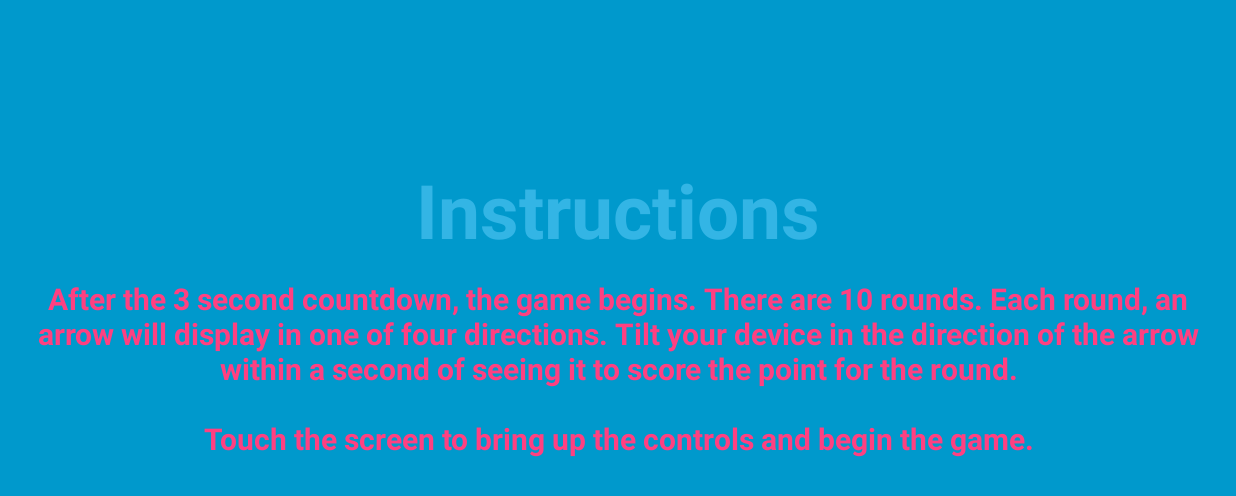
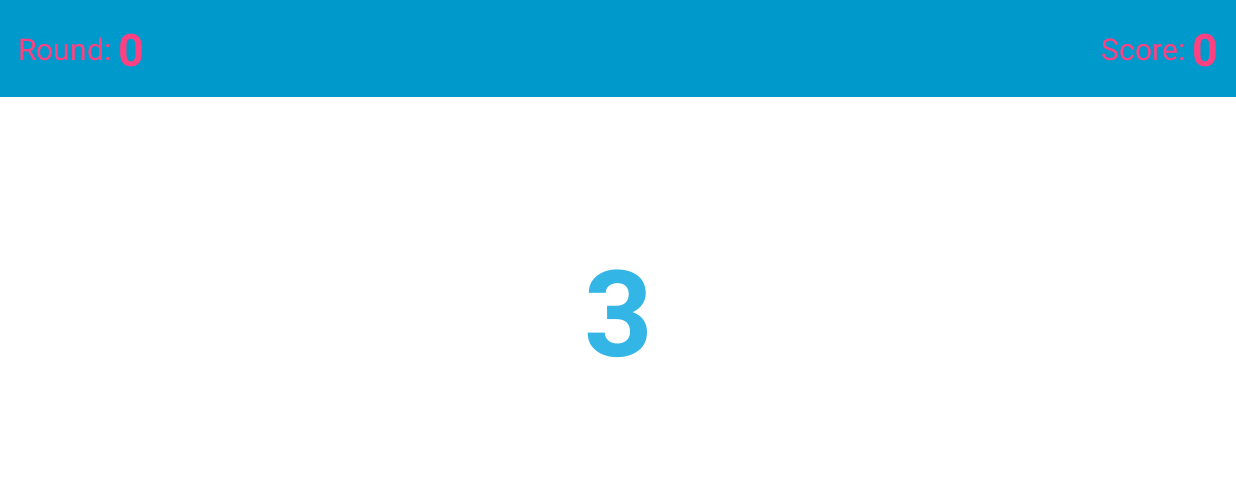
Before and after one commit to kevinvanzyl/showdown-at-high-noon, an Android app: the SinglePlayerGameActivity screen opened directly, with no data from a screen before it, on a phone screen of 824 x 412 dp (held sideways). Shown: the top 496 px of the screen. Run offline under Robolectric (Android 15) with nearby library versions, the phone set to English and light mode, and no system bars.

Commit message:
Single player game screen with scoreboard

```diff
--- a/app/src/main/AndroidManifest.xml
+++ b/app/src/main/AndroidManifest.xml
@@ -29,17 +29,24 @@
             android:screenOrientation="landscape"
             android:theme="@style/FullscreenTheme"/>
         <activity
-            android:name=".activities.SinglePlayerActivity"
+            android:name=".activities.single_player.SinglePlayerActivity"
             android:configChanges="orientation|keyboardHidden|screenSize"
+            android:label="@string/title_activity_single_player"
             android:screenOrientation="landscape"
-            android:label="@string/title_activity_single_player"
             android:theme="@style/FullscreenTheme">
         </activity>
         <activity
-            android:name=".activities.MultiplayerActivity"
+            android:name=".activities.multiplayer.MultiplayerActivity"
             android:configChanges="orientation|keyboardHidden|screenSize"
+            android:label="@string/title_activity_multiplayer"
             android:screenOrientation="landscape"
-            android:label="@string/title_activity_multiplayer"
+            android:theme="@style/FullscreenTheme">
+        </activity>
+        <activity
+            android:name=".activities.single_player.SinglePlayerGameActivity"
+            android:configChanges="orientation|keyboardHidden|screenSize"
+            android:label="@string/title_activity_single_player_game"
+            android:screenOrientation="landscape"
             android:theme="@style/FullscreenTheme">
         </activity>
     </application>
--- a/app/src/main/java/codes/kevinvanzyl/showdownathighnoon/activities/MainActivity.java
+++ b/app/src/main/java/codes/kevinvanzyl/showdownathighnoon/activities/MainActivity.java
@@ -11,6 +11,8 @@
 import android.widget.Button;
 
 import codes.kevinvanzyl.showdownathighnoon.R;
+import codes.kevinvanzyl.showdownathighnoon.activities.multiplayer.MultiplayerActivity;
+import codes.kevinvanzyl.showdownathighnoon.activities.single_player.SinglePlayerActivity;
 
 /**
  * An example full-screen activity that shows and hides the system UI (i.e.
--- a/app/src/main/java/codes/kevinvanzyl/showdownathighnoon/activities/SinglePlayerActivity.java
+++ b/app/src/main/java/codes/kevinvanzyl/showdownathighnoon/activities/single_player/SinglePlayerGameActivity.java
@@ -1,4 +1,4 @@
-package codes.kevinvanzyl.showdownathighnoon.activities;
+package codes.kevinvanzyl.showdownathighnoon.activities.single_player;
 
 import android.annotation.SuppressLint;
 import android.support.v7.app.ActionBar;
@@ -14,7 +14,7 @@
  * An example full-screen activity that shows and hides the system UI (i.e.
  * status bar and navigation/system bar) with user interaction.
  */
-public class SinglePlayerActivity extends AppCompatActivity {
+public class SinglePlayerGameActivity extends AppCompatActivity {
     /**
      * Whether or not the system UI should be auto-hidden after
      * {@link #AUTO_HIDE_DELAY_MILLIS} milliseconds.
@@ -51,7 +51,6 @@
                     | View.SYSTEM_UI_FLAG_HIDE_NAVIGATION);
         }
     };
-    private View mControlsView;
     private final Runnable mShowPart2Runnable = new Runnable() {
         @Override
         public void run() {
@@ -60,7 +59,6 @@
             if (actionBar != null) {
                 actionBar.show();
             }
-            mControlsView.setVisibility(View.VISIBLE);
         }
     };
     private boolean mVisible;
@@ -89,11 +87,11 @@
     protected void onCreate(Bundle savedInstanceState) {
         super.onCreate(savedInstanceState);
 
-        setContentView(R.layout.activity_single_player);
+        setContentView(R.layout.activity_single_player_game);
 
         mVisible = true;
-        mControlsView = findViewById(R.id.fullscreen_content_controls);
         mContentView = findViewById(R.id.fullscreen_content);
+
 
         // Set up the user interaction to manually show or hide the system UI.
         mContentView.setOnClickListener(new View.OnClickListener() {
@@ -102,11 +100,6 @@
                 toggle();
             }
         });
-
-        // Upon interacting with UI controls, delay any scheduled hide()
-        // operations to prevent the jarring behavior of controls going away
-        // while interacting with the UI.
-//        findViewById(R.id.button_begin_game).setOnTouchListener(mDelayHideTouchListener);
     }
 
     @Override
@@ -116,7 +109,7 @@
         // Trigger the initial hide() shortly after the activity has been
         // created, to briefly hint to the user that UI controls
         // are available.
-        delayedHide(1);
+        delayedHide(100);
     }
 
     private void toggle() {
@@ -133,7 +126,6 @@
         if (actionBar != null) {
             actionBar.hide();
         }
-        mControlsView.setVisibility(View.GONE);
         mVisible = false;
 
         // Schedule a runnable to remove the status and navigation bar after a delay
--- a/app/src/main/res/layout/activity_multiplayer.xml
+++ b/app/src/main/res/layout/activity_multiplayer.xml
@@ -3,7 +3,7 @@
              android:layout_width="match_parent"
              android:layout_height="match_parent"
              android:background="#0099cc"
-             tools:context="codes.kevinvanzyl.showdownathighnoon.activities.MultiplayerActivity">
+             tools:context="codes.kevinvanzyl.showdownathighnoon.activities.multiplayer.MultiplayerActivity">
 
     <!-- The primary full-screen view. This can be replaced with whatever view
          is needed to present your content, e.g. VideoView, SurfaceView,
--- a/app/src/main/res/layout/activity_single_player.xml
+++ b/app/src/main/res/layout/activity_single_player.xml
@@ -3,7 +3,7 @@
              android:layout_width="match_parent"
              android:layout_height="match_parent"
              android:background="#0099cc"
-             tools:context="codes.kevinvanzyl.showdownathighnoon.activities.SinglePlayerActivity">
+             tools:context="codes.kevinvanzyl.showdownathighnoon.activities.single_player.SinglePlayerActivity">
 
     <!-- The primary full-screen view. This can be replaced with whatever view
          is needed to present your content, e.g. VideoView, SurfaceView,
--- /dev/null
+++ b/app/src/main/res/layout/activity_single_player_game.xml
@@ -0,0 +1,92 @@
+<FrameLayout xmlns:android="http://schemas.android.com/apk/res/android"
+             xmlns:tools="http://schemas.android.com/tools"
+             android:layout_width="match_parent"
+             android:layout_height="match_parent"
+             tools:context="codes.kevinvanzyl.showdownathighnoon.activities.single_player.SinglePlayerGameActivity">
+
+    <!-- The primary full-screen view. This can be replaced with whatever view
+         is needed to present your content, e.g. VideoView, SurfaceView,
+         TextureView, etc. -->
+    <LinearLayout
+        android:id="@+id/fullscreen_content"
+        android:orientation="vertical"
+        android:background="@color/white"
+        android:layout_width="match_parent"
+        android:layout_height="match_parent">
+
+        <RelativeLayout
+            android:id="@+id/score_board"
+            android:background="@color/blue_overlay"
+            android:layout_width="match_parent"
+            android:layout_height="wrap_content">
+
+            <LinearLayout
+                android:orientation="horizontal"
+                android:padding="12dp"
+                android:layout_alignParentLeft="true"
+                android:layout_width="wrap_content"
+                android:layout_height="wrap_content">
+
+                <TextView
+                    android:textColor="@color/colorAccent"
+                    android:text="Round: "
+                    android:textSize="20sp"
+                    android:gravity="center_vertical"
+                    android:layout_width="wrap_content"
+                    android:layout_height="match_parent"/>
+
+                <TextView
+                    android:id="@+id/text_round_number"
+                    android:textColor="@color/colorAccent"
+                    android:text="0"
+                    android:textSize="30sp"
+                    android:textStyle="bold"
+                    android:gravity="center_vertical"
+                    android:layout_width="wrap_content"
+                    android:layout_height="match_parent"/>
+
+            </LinearLayout>
+
+            <LinearLayout
+                android:orientation="horizontal"
+                android:padding="12dp"
+                android:layout_alignParentRight="true"
+                android:layout_width="wrap_content"
+                android:layout_height="wrap_content">
+
+                <TextView
+                    android:textColor="@color/colorAccent"
+                    android:text="Score: "
+                    android:textSize="20sp"
+                    android:gravity="center_vertical"
+                    android:layout_width="wrap_content"
+                    android:layout_height="match_parent"/>
+
+                <TextView
+                    android:id="@+id/text_score"
+                    android:textColor="@color/colorAccent"
+                    android:text="0"
+                    android:textSize="30sp"
+                    android:textStyle="bold"
+                    android:gravity="center_vertical"
+                    android:layout_width="wrap_content"
+                    android:layout_height="match_parent"/>
+
+            </LinearLayout>
+
+
+        </RelativeLayout>
+
+    </LinearLayout>
+    <TextView
+        android:id="@+id/text_countdown"
+        android:layout_width="match_parent"
+        android:layout_height="match_parent"
+        android:gravity="center"
+        android:keepScreenOn="true"
+        android:text="3"
+        android:textColor="#33b5e5"
+        android:textSize="80sp"
+        android:textStyle="bold"/>
+
+</FrameLayout>
--- a/app/src/main/res/values/colors.xml
+++ b/app/src/main/res/values/colors.xml
@@ -7,4 +7,5 @@
     <color name="black_overlay">#66000000</color>
     <color name="blue_overlay">#0099cc</color>
     <color name="blue_heading">#33b5e5</color>
+    <color name="white">#FFFFFF</color>
 </resources>
--- a/app/src/main/res/values/strings.xml
+++ b/app/src/main/res/values/strings.xml
@@ -13,4 +13,6 @@
     <string name="single_player_instructions">After the 3 second countdown, the game begins. There are 10 rounds. Each round, an arrow will display in one of four directions. Tilt your device in the direction of the arrow within a second of seeing it to score the point for the round.\n\nTouch the screen to bring up the controls and begin the game.</string>
     <string name="single_player_heading">Instructions</string>
     <string name="begin_game">Begin Game</string>
+
+    <string name="title_activity_single_player_game">Single Player</string>
 </resources>
```
Also changed, not shown: app/src/main/java/codes/kevinvanzyl/showdownathighnoon/activities/multiplayer/MultiplayerActivity.java (added, +165 -0 lines), app/src/main/java/codes/kevinvanzyl/showdownathighnoon/activities/single_player/SinglePlayerActivity.java (renamed from app/src/main/java/codes/kevinvanzyl/showdownathighnoon/activities/MultiplayerActivity.java, +20 -6 lines).
